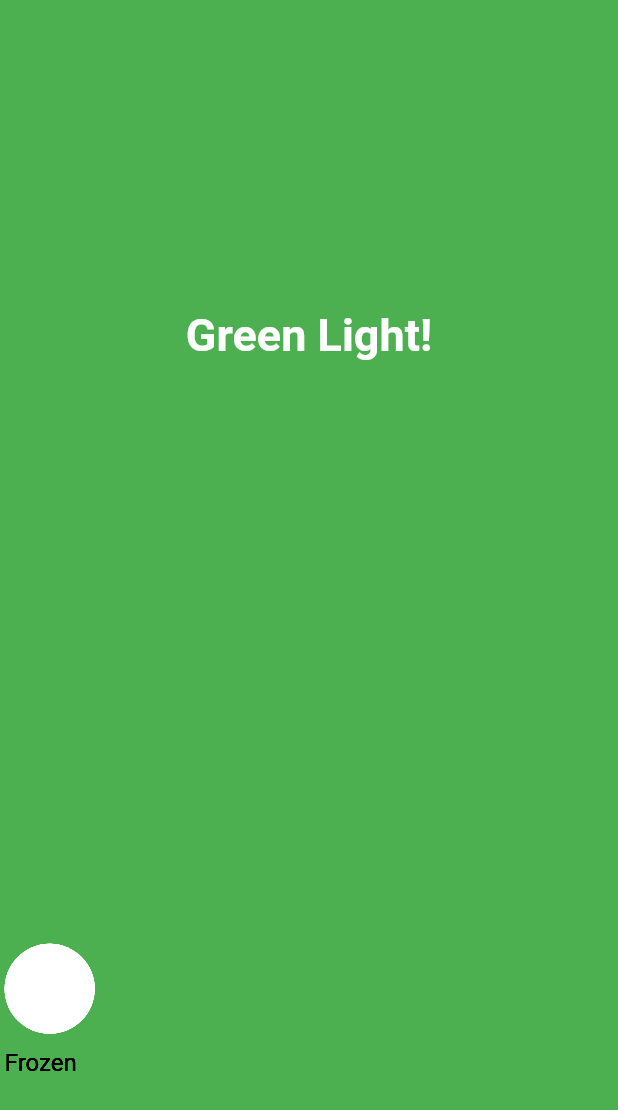
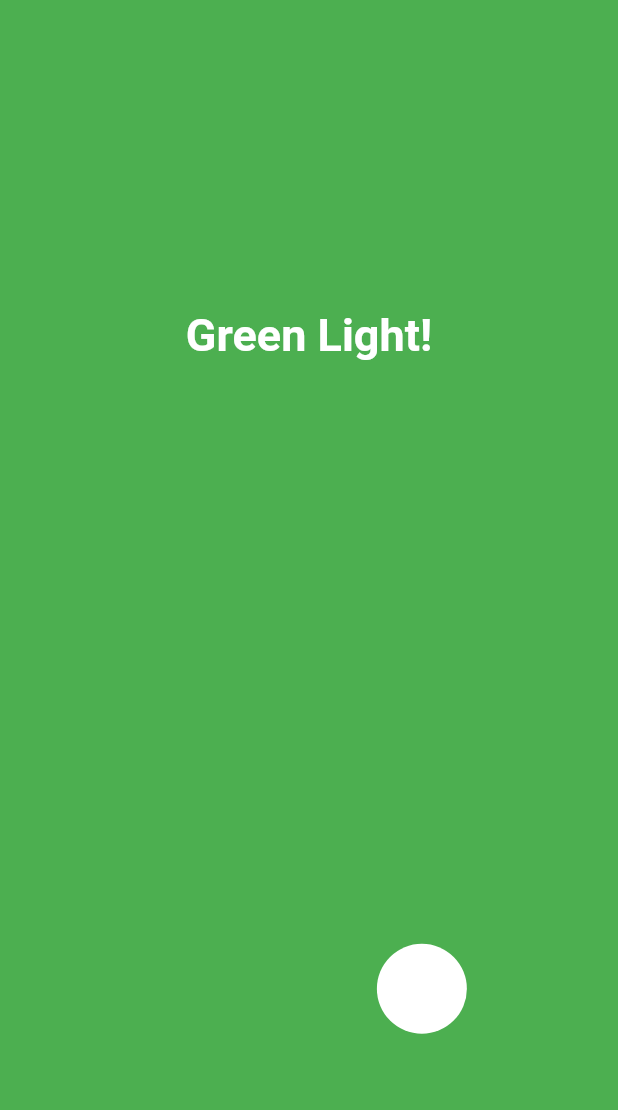
Before and after one commit to nicowalter256/animations, a Flutter app: the screen it shows after launch, on a phone screen of 412 x 824 dp. Shown: the top 1110 px of the screen. Run offline on Flutter 3.47's test engine with Material 3 defaults, Android fonts, the phone set to English and light mode, and no system bars.

Commit message:
Removed locs

```diff
--- a/lib/main.dart
+++ b/lib/main.dart
@@ -1,6 +1,5 @@
 import 'package:flutter/material.dart';
 
-import 'views/animation_three.dart';
 import 'views/animation_two.dart';
 import 'views/home_screen.dart';
 
@@ -20,7 +19,7 @@ class MyApp extends StatelessWidget {
         colorScheme: ColorScheme.fromSeed(seedColor: Colors.deepPurple),
         useMaterial3: true,
       ),
-      home: SquidGameScreenThree(),
+      home: SquidGameScreenTwo(),
     );
   }
 }
--- a/lib/views/animation_three.dart
+++ /dev/null
@@ -1,155 +0,0 @@
-import 'package:flutter/material.dart';
-import 'dart:async';
-import 'dart:math';
-
-class SquidGameScreenThree extends StatefulWidget {
-  @override
-  _SquidGameScreenThreeState createState() => _SquidGameScreenThreeState();
-}
-
-class _SquidGameScreenThreeState extends State<SquidGameScreenThree>
-    with TickerProviderStateMixin {
-  late AnimationController _controller;
-  late bool isRedLight;
-  late List<Player> players;
-  late Timer _lightCycleTimer;
-
-  @override
-  void initState() {
-    super.initState();
-    isRedLight = true; // Start with red light
-    players = List.generate(
-        5,
-        (index) => Player(
-            startingPosition:
-                Random().nextDouble() * 300)); // Create 5 random players
-
-    _controller = AnimationController(
-      duration: Duration(seconds: 4),
-      vsync: this,
-    )..addListener(() {
-        setState(() {
-          players.forEach((player) {
-            player.updatePosition(_controller.value, isRedLight);
-          });
-        });
-      });
-
-    // Start the cycle of switching lights (Red Light -> Green Light -> Red Light)
-    _startAnimationCycle();
-  }
-
-  void _startAnimationCycle() {
-    _lightCycleTimer = Timer.periodic(Duration(seconds: 4), (timer) {
-      if (_controller.isCompleted || _controller.isDismissed) {
-        if (isRedLight) {
-          _controller.forward(from: 0.0);
-        } else {
-          _controller.reverse(from: _controller.value);
-        }
-        setState(() {
-          isRedLight = !isRedLight;
-        });
-      }
-    });
-  }
-
-  @override
-  void dispose() {
-    _controller.dispose();
-    _lightCycleTimer.cancel();
-    super.dispose();
-  }
-
-  @override
-  Widget build(BuildContext context) {
-    return Scaffold(
-      backgroundColor: isRedLight ? Colors.red : Colors.green,
-      body: Center(
-        child: CustomPaint(
-          painter: GamePainter(players, isRedLight), // Pass isRedLight here
-          size: Size(double.infinity, double.infinity),
-        ),
-      ),
-    );
-  }
-}
-
-class Player {
-  double position; // Horizontal position of the player
-  final double startingPosition; // Initial horizontal position
-  bool isFrozen = false;
-
-  Player({required this.startingPosition}) : position = startingPosition;
-
-  // Update player position based on animation and light
-  void updatePosition(double animationValue, bool isRedLight) {
-    if (!isRedLight) {
-      // Move player forward when the light is green
-      if (!isFrozen) {
-        position = startingPosition +
-            animationValue * 300; // 300 is the maximum movement
-      }
-    } else {
-      // Freeze the player when the light is red
-      isFrozen = true;
-    }
-  }
-
-  // Reset player to initial position if needed
-  void reset() {
-    position = startingPosition;
-    isFrozen = false;
-  }
-}
-
-// Custom painter to draw players and background
-class GamePainter extends CustomPainter {
-  final List<Player> players;
-  final bool isRedLight; // Add isRedLight here
-
-  GamePainter(
-      this.players, this.isRedLight); // Accept isRedLight in the constructor
-
-  @override
-  void paint(Canvas canvas, Size size) {
-    final paint = Paint()
-      ..color = Colors.white
-      ..style = PaintingStyle.fill;
-
-    // Draw each player as a circle and display their state
-    for (var player in players) {
-      canvas.drawCircle(Offset(player.position, size.height * 0.8), 30, paint);
-
-      // Add the text for each player (whether they are frozen or moving)
-      final textPainter = TextPainter(
-        text: TextSpan(
-          text: player.isFrozen ? "Frozen" : "Moving",
-          style: TextStyle(fontSize: 16, color: Colors.black),
-        ),
-        textDirection: TextDirection.ltr,
-      );
-      textPainter.layout();
-      textPainter.paint(
-          canvas, Offset(player.position - 30, size.height * 0.8 + 40));
-    }
-
-    // Add status text in the center of the screen
-    final statusText = TextPainter(
-      text: TextSpan(
-        text: isRedLight ? "Red Light!" : "Green Light!",
-        style: TextStyle(
-            fontSize: 30, color: Colors.white, fontWeight: FontWeight.bold),
-      ),
-      textDirection: TextDirection.ltr,
-    );
-    statusText.layout();
-    statusText.paint(
-        canvas, Offset(size.width / 2 - statusText.width / 2, size.height / 4));
-  }
-
-  @override
-  bool shouldRepaint(CustomPainter oldDelegate) {
-    return true; // Redraw the entire canvas for each frame
-  }
-}
```
